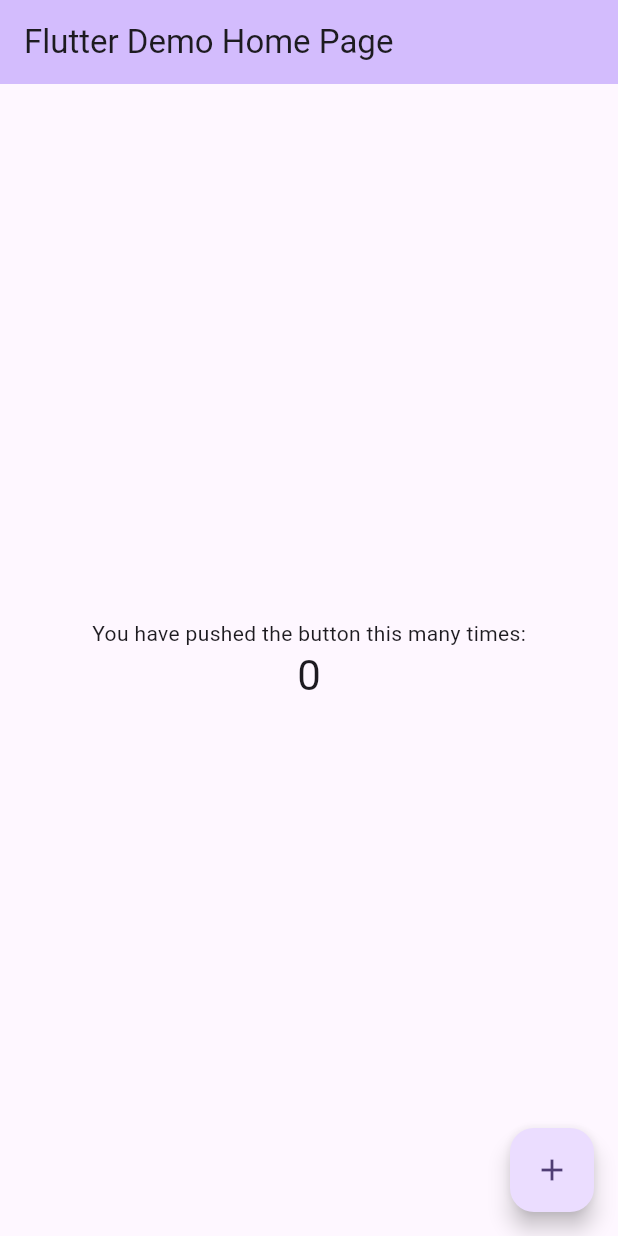
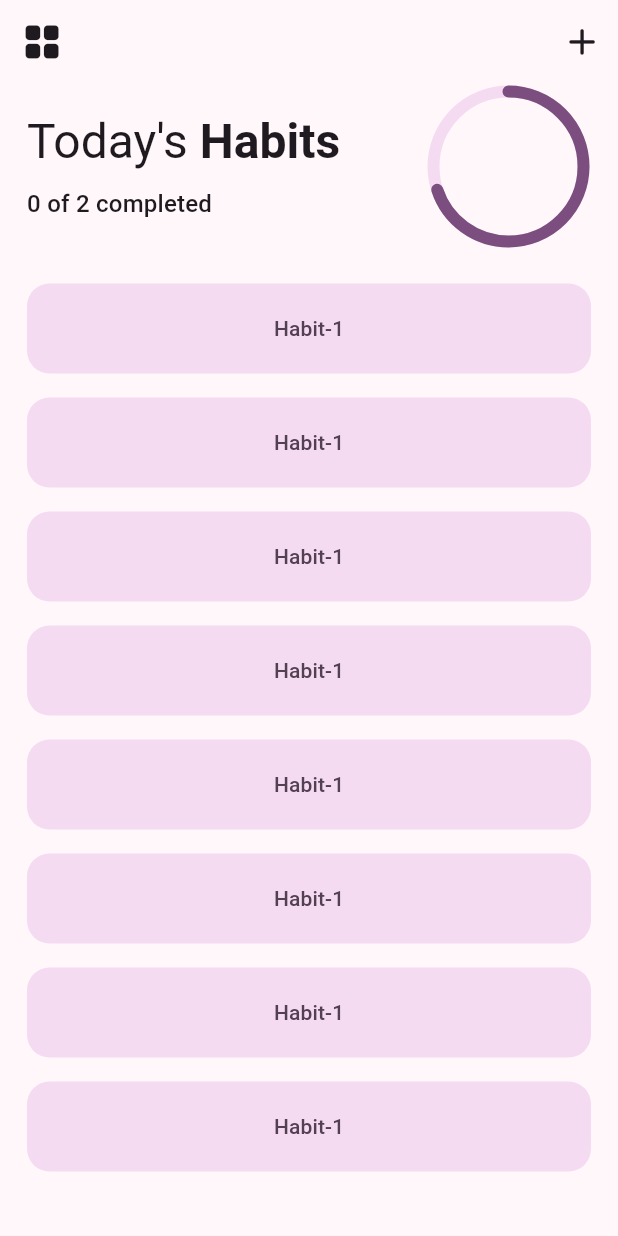
Before and after one commit to purveshxd/thehabitapp, a Flutter app: the screen it shows after launch, on a phone screen of 412 x 824 dp. Run offline on Flutter 3.47's test engine with Material 2 defaults, Android fonts, the phone set to English and light mode, and no system bars.

Commit message:
week habit & pagebuilder

```diff
--- a/lib/main.dart
+++ b/lib/main.dart
@@ -1,4 +1,5 @@
 import 'package:flutter/material.dart';
+import 'package:habitapp/template.page.dart';
 
 void main() {
   runApp(const MyApp());
@@ -6,120 +7,21 @@ void main() {
 
 class MyApp extends StatelessWidget {
   const MyApp({super.key});
-
-  // This widget is the root of your application.
   @override
   Widget build(BuildContext context) {
     return MaterialApp(
-      title: 'Flutter Demo',
-      theme: ThemeData(
-        // This is the theme of your application.
-        //
-        // TRY THIS: Try running your application with "flutter run". You'll see
-        // the application has a blue toolbar. Then, without quitting the app,
-        // try changing the seedColor in the colorScheme below to Colors.green
-        // and then invoke "hot reload" (save your changes or press the "hot
-        // reload" button in a Flutter-supported IDE, or press "r" if you used
-        // the command line to start the app).
-        //
-        // Notice that the counter didn't reset back to zero; the application
-        // state is not lost during the reload. To reset the state, use hot
-        // restart instead.
-        //
-        // This works for code too, not just values: Most code changes can be
-        // tested with just a hot reload.
-        colorScheme: ColorScheme.fromSeed(seedColor: Colors.deepPurple),
+      debugShowCheckedModeBanner: false,
+      themeMode: ThemeMode.light,
+      darkTheme: ThemeData(
+        brightness: Brightness.dark,
+        colorSchemeSeed: Colors.amberAccent,
         useMaterial3: true,
       ),
-      home: const MyHomePage(title: 'Flutter Demo Home Page'),
+      theme: ThemeData(
+          brightness: Brightness.light,
+          useMaterial3: true,
+          colorSchemeSeed: Colors.purpleAccent),
+      home: const HabitPageTemplate(),
     );
   }
 }
-
-class MyHomePage extends StatefulWidget {
-  const MyHomePage({super.key, required this.title});
-
-  // This widget is the home page of your application. It is stateful, meaning
-  // that it has a State object (defined below) that contains fields that affect
-  // how it looks.
-
-  // This class is the configuration for the state. It holds the values (in this
-  // case the title) provided by the parent (in this case the App widget) and
-  // used by the build method of the State. Fields in a Widget subclass are
-  // always marked "final".
-
-  final String title;
-
-  @override
-  State<MyHomePage> createState() => _MyHomePageState();
-}
-
-class _MyHomePageState extends State<MyHomePage> {
-  int _counter = 0;
-
-  void _incrementCounter() {
-    setState(() {
-      // This call to setState tells the Flutter framework that something has
-      // changed in this State, which causes it to rerun the build method below
-      // so that the display can reflect the updated values. If we changed
-      // _counter without calling setState(), then the build method would not be
-      // called again, and so nothing would appear to happen.
-      _counter++;
-    });
-  }
-
-  @override
-  Widget build(BuildContext context) {
-    // This method is rerun every time setState is called, for instance as done
-    // by the _incrementCounter method above.
-    //
-    // The Flutter framework has been optimized to make rerunning build methods
-    // fast, so that you can just rebuild anything that needs updating rather
-    // than having to individually change instances of widgets.
-    return Scaffold(
-      appBar: AppBar(
-        // TRY THIS: Try changing the color here to a specific color (to
-        // Colors.amber, perhaps?) and trigger a hot reload to see the AppBar
-        // change color while the other colors stay the same.
-        backgroundColor: Theme.of(context).colorScheme.inversePrimary,
-        // Here we take the value from the MyHomePage object that was created by
-        // the App.build method, and use it to set our appbar title.
-        title: Text(widget.title),
-      ),
-      body: Center(
-        // Center is a layout widget. It takes a single child and positions it
-        // in the middle of the parent.
-        child: Column(
-          // Column is also a layout widget. It takes a list of children and
-          // arranges them vertically. By default, it sizes itself to fit its
-          // children horizontally, and tries to be as tall as its parent.
-          //
-          // Column has various properties to control how it sizes itself and
-          // how it positions its children. Here we use mainAxisAlignment to
-          // center the children vertically; the main axis here is the vertical
-          // axis because Columns are vertical (the cross axis would be
-          // horizontal).
-          //
-          // TRY THIS: Invoke "debug painting" (choose the "Toggle Debug Paint"
-          // action in the IDE, or press "p" in the console), to see the
-          // wireframe for each widget.
-          mainAxisAlignment: MainAxisAlignment.center,
-          children: <Widget>[
-            const Text(
-              'You have pushed the button this many times:',
-            ),
-            Text(
-              '$_counter',
-              style: Theme.of(context).textTheme.headlineMedium,
-            ),
-          ],
-        ),
-      ),
-      floatingActionButton: FloatingActionButton(
-        onPressed: _incrementCounter,
-        tooltip: 'Increment',
-        child: const Icon(Icons.add),
-      ), // This trailing comma makes auto-formatting nicer for build methods.
-    );
-  }
-}
--- /dev/null
+++ b/lib/pages/todayshabit.page.dart
@@ -0,0 +1,25 @@
+import 'package:flutter/material.dart';
+import 'package:habitapp/widget/daily_habit_marker_widget.dart';
+import 'package:habitapp/widget/habit_list.dart';
+import 'package:habitapp/widget/weekly_calendar.dart';
+
+class TodaysHabitPage extends StatelessWidget {
+  const TodaysHabitPage({
+    super.key,
+  });
+
+  @override
+  Widget build(BuildContext context) {
+    return const Padding(
+      padding: EdgeInsets.symmetric(horizontal: 18.0),
+      child: Column(
+        crossAxisAlignment: CrossAxisAlignment.start,
+        children: [
+          DailyProgressWidget(),
+          SizedBox(height: 15),
+          HabitList(),
+        ],
+      ),
+    );
+  }
+}
--- /dev/null
+++ b/lib/style/style.controller.dart
@@ -0,0 +1,6 @@
+// import 'package:flutter/material.dart';
+// import 'package:flutter_riverpod/flutter_riverpod.dart';
+
+// final styleController = Provider<List<Color>>((ref) => [
+
+// ]);
--- /dev/null
+++ b/lib/template.page.dart
@@ -0,0 +1,109 @@
+import 'package:flutter/material.dart';
+import 'package:habitapp/pages/todayshabit.page.dart';
+import 'package:habitapp/pages/weeklyhabit.view.dart';
+
+class HabitPageTemplate extends StatelessWidget {
+  const HabitPageTemplate({super.key});
+
+  @override
+  Widget build(BuildContext context) {
+//  tells the current brightness
+    Color checkBrightness(Color darkColor, Color lightColor) {
+      return Theme.of(context).brightness == Brightness.dark
+          ? darkColor
+          : lightColor;
+    }
+
+    return Scaffold(
+      extendBodyBehindAppBar: false,
+      extendBody: false,
+      backgroundColor: checkBrightness(
+          Colors.black, Theme.of(context).colorScheme.background),
+      appBar: AppBar(
+        forceMaterialTransparency: true,
+        leading: IconButton(
+          icon: const Icon(Icons.grid_view_rounded),
+          iconSize: MediaQuery.of(context).size.shortestSide / 14,
+          onPressed: () {},
+        ),
+        actions: [
+          IconButton(
+            iconSize: MediaQuery.of(context).size.shortestSide / 14,
+            onPressed: null,
+            icon: Icon(
+              Icons.add_rounded,
+              color: Theme.of(context).colorScheme.onBackground,
+            ),
+          ),
+        ],
+      ),
+      body: PageView.builder(
+        itemCount: 2,
+        itemBuilder: (context, index) {
+          if (index == 1) {
+            return const WeeklyHabitPage();
+          } else {
+            return const TodaysHabitPage();
+          }
+        },
+      ),
+      // floatingActionButtonLocation: FloatingActionButtonLocation.centerFloat,
+      // floatingActionButton: Container(
+      //   decoration: BoxDecoration(
+      //     boxShadow: const [
+      //       BoxShadow(
+      //           blurRadius: 5,
+      //           blurStyle: BlurStyle.outer,
+      //           offset: Offset(0, 0),
+      //           color: Colors.grey),
+      //     ],
+      //     borderRadius: BorderRadius.circular(15),
+      //     color: checkBrightness(
+      //       Colors.grey.shade900,
+      //       Theme.of(context).colorScheme.secondaryContainer,
+      //     ),
+      //   ),
+      //   child: Padding(
+      //     padding: const EdgeInsets.symmetric(vertical: 8.0, horizontal: 8),
+      //     child: Row(
+      //       mainAxisSize: MainAxisSize.min,
+      //       children: [
+      //         IconButton.filled(
+      //           onPressed: () {},
+      //           style: FilledButton.styleFrom(
+      //             shape: RoundedRectangleBorder(
+      //               borderRadius: BorderRadius.circular(15),
+      //             ),
+      //             padding: const EdgeInsets.all(10),
+      //           ),
+      //           icon: const Icon(Icons.view_agenda_rounded),
+      //         ),
+      //         IconButton.filled(
+      //           onPressed: () {},
+      //           style: FilledButton.styleFrom(
+      //             shape: RoundedRectangleBorder(
+      //               borderRadius: BorderRadius.circular(15),
+      //             ),
+      //             padding: const EdgeInsets.all(10),
+      //           ),
+      //           icon: const Icon(Icons.view_week_rounded),
+      //         ),
+      //         IconButton.filled(
+      //           onPressed: () {},
+      //           style: FilledButton.styleFrom(
+      //             shape: RoundedRectangleBorder(
+      //               borderRadius: BorderRadius.circular(15),
+      //             ),
+      //             padding: const EdgeInsets.all(10),
+      //           ),
+      //           icon: const Icon(
+      //             Icons.view_compact_rounded,
+      //           ),
+      //         ),
+      //       ],
+      //     ),
+      //   ),
+      // ),
+    );
+  }
+}
--- /dev/null
+++ b/lib/widget/daily_habit_marker_widget.dart
@@ -0,0 +1,62 @@
+import 'package:flutter/material.dart';
+
+class DailyProgressWidget extends StatelessWidget {
+  const DailyProgressWidget({super.key});
+
+  @override
+  Widget build(BuildContext context) {
+    return Row(
+      mainAxisAlignment: MainAxisAlignment.spaceBetween,
+      children: [
+        Column(
+          crossAxisAlignment: CrossAxisAlignment.start,
+          // mainAxisSize: MainAxisSize.min,
+          children: [
+            RichText(
+              text: TextSpan(
+                text: "Today's",
+                style: Theme.of(context).textTheme.headlineLarge,
+                children: [
+                  TextSpan(
+                    text: " Habits",
+                    style: (Theme.of(context).textTheme.headlineLarge)!.merge(
+                      const TextStyle(fontWeight: FontWeight.bold),
+                    ),
+                  ),
+                ],
+              ),
+            ),
+            // const SizedBox(
+            //   height: 20,
+            // ),
+            // SizedBox(
+            //   width: MediaQuery.of(context).size.shortestSide / 2,
+            //   child: LinearProgressIndicator(
+            //     minHeight: 8,
+            //     borderRadius: BorderRadius.circular(15),
+            //     value: .2,
+            //   ),
+            // ),
+            const SizedBox(
+              height: 10,
+            ),
+            Text("0 of 2 completed",
+                style: Theme.of(context).textTheme.titleMedium),
+          ],
+        ),
+        Padding(
+          padding: const EdgeInsets.all(5.0),
+          child: SizedBox.square(
+            dimension: 100,
+            child: CircularProgressIndicator(
+              value: .7,
+              strokeCap: StrokeCap.round,
+              strokeWidth: 8,
+              backgroundColor: Theme.of(context).colorScheme.secondaryContainer,
+            ),
+          ),
+        ),
+      ],
+    );
+  }
+}
--- /dev/null
+++ b/lib/widget/habit_list.dart
@@ -0,0 +1,30 @@
+import 'package:flutter/material.dart';
+
+class HabitList extends StatelessWidget {
+  const HabitList({super.key});
+
+  @override
+  Widget build(BuildContext context) {
+    return Expanded(
+      child: ListView.builder(
+        itemCount: 8,
+        itemBuilder: (context, index) => Padding(
+          padding: const EdgeInsets.symmetric(vertical: 8.0),
+          child: FilledButton.tonal(
+            onPressed: () {},
+            style: FilledButton.styleFrom(
+              shape: RoundedRectangleBorder(
+                borderRadius: BorderRadius.circular(15),
+              ),
+              padding: const EdgeInsets.all(10),
+            ),
+            child: const Padding(
+              padding: EdgeInsets.all(10.0),
+              child: Text("Habit-1"),
+            ),
+          ),
+        ),
+      ),
+    );
+  }
+}
--- a/pubspec.yaml
+++ b/pubspec.yaml
@@ -35,6 +35,9 @@ dependencies:
   # The following adds the Cupertino Icons font to your application.
   # Use with the CupertinoIcons class for iOS style icons.
   cupertino_icons: ^1.0.2
+  flutter_riverpod: ^2.4.5
+  flutter_colorpicker: ^1.0.3
+  intl: ^0.18.1
 
 dev_dependencies:
   flutter_test:
```
Also changed, not shown: lib/homepage.dart (added, +26 -0 lines), lib/pages/weeklyhabit.view.dart (added, +40 -0 lines), lib/widget/weekly_calendar.dart (added, +72 -0 lines), pubspec.lock.
